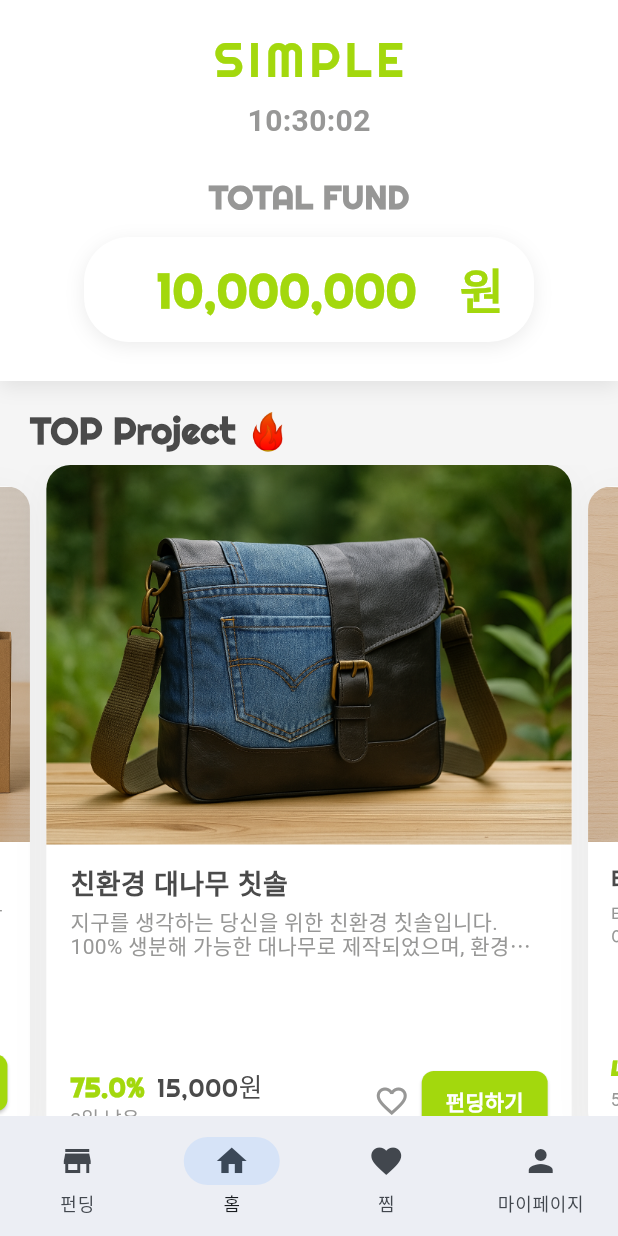
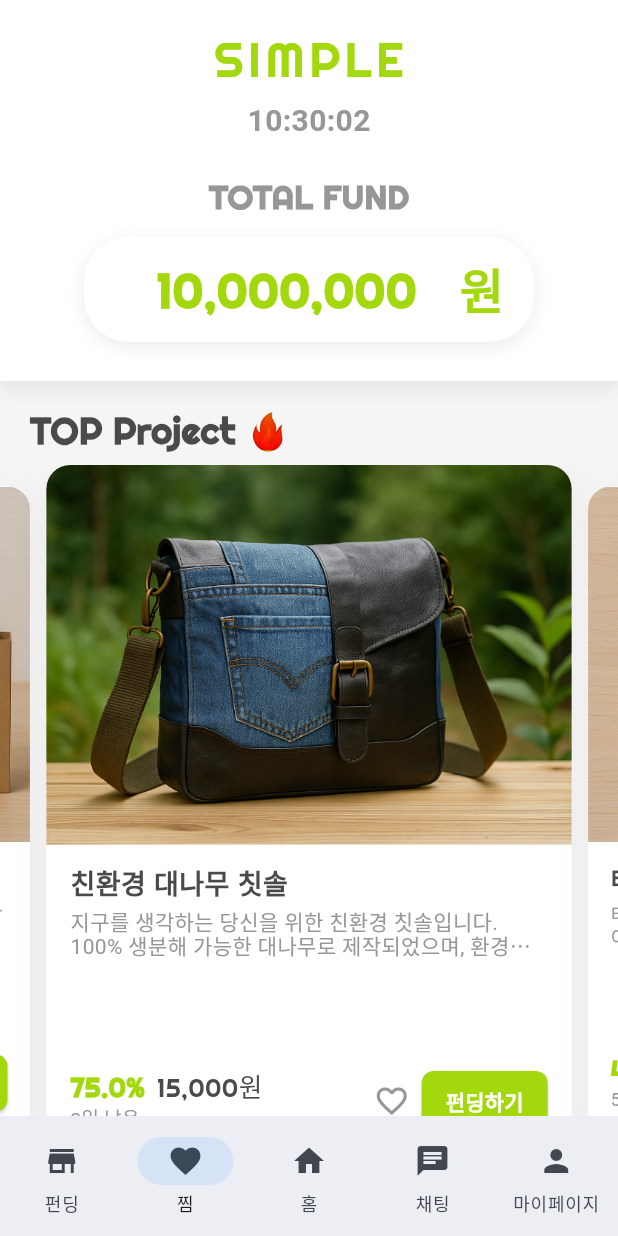
Before and after one commit to zeeeyeon/EcoFundia, a Flutter app: the screen it shows after launch, on a phone screen of 412 x 824 dp. Run offline on Flutter 3.47's test engine with Material 3 defaults, Android fonts, the phone set to English and light mode, and no system bars; drawn by our look-alikes of carousel_slider; our stand-ins replace cached_network_image, dio, equatable, flutter_riverpod, flutter_secure_storage, go_router and 6 more; key blocks and very long unbroken strings in the code were emptied for the run.

```diff
--- a/front/lib/routing/router.dart
+++ b/front/lib/routing/router.dart
@@ -1,5 +1,6 @@
 import 'package:flutter/material.dart';
 import 'package:flutter_riverpod/flutter_riverpod.dart';
+import 'package:front/features/chat/ui/pages/chat_screen.dart';
 import 'package:front/features/funding/ui/pages/search_screen.dart';
 import 'package:front/features/funding/ui/view_model/funding_list_view_model.dart';
 import 'package:front/features/mypage/ui/pages/coupon_screen.dart';
@@ -170,6 +171,19 @@ final routerProvider = Provider<GoRouter>((ref) {
           StatefulShellBranch(
             routes: [
               GoRoute(
+                path: '/chat',
+                pageBuilder: (context, state) {
+                  return const NoTransitionPage(
+                    key: ValueKey('chat'),
+                    child: ChatScreen(),
+                  );
+                },
+              ),
+            ],
+          ),
+          StatefulShellBranch(
+            routes: [
+              GoRoute(
                 path: '/mypage',
                 pageBuilder: (context, state) {
                   return const NoTransitionPage(
@@ -269,10 +283,26 @@ class ScaffoldWithNavBar extends StatelessWidget {
               navigationShell.goBranch(index, initialLocation: true);
             },
             destinations: const [
-              NavigationDestination(icon: Icon(Icons.store), label: '펀딩'),
-              NavigationDestination(icon: Icon(Icons.home), label: '홈'),
-              NavigationDestination(icon: Icon(Icons.favorite), label: '찜'),
-              NavigationDestination(icon: Icon(Icons.person), label: '마이페이지'),
+              NavigationDestination(
+                icon: Icon(Icons.store),
+                label: '펀딩',
+              ),
+              NavigationDestination(
+                icon: Icon(Icons.favorite),
+                label: '찜',
+              ),
+              NavigationDestination(
+                icon: Icon(Icons.home),
+                label: '홈',
+              ),
+              NavigationDestination(
+                icon: Icon(Icons.chat),
+                label: '채팅',
+              ),
+              NavigationDestination(
+                icon: Icon(Icons.person),
+                label: '마이페이지',
+              ),
             ],
           ),
         );
```
Also changed, not shown: front/lib/features/chat/ui/pages/chat_screen.dart (added, +17 -0 lines).
